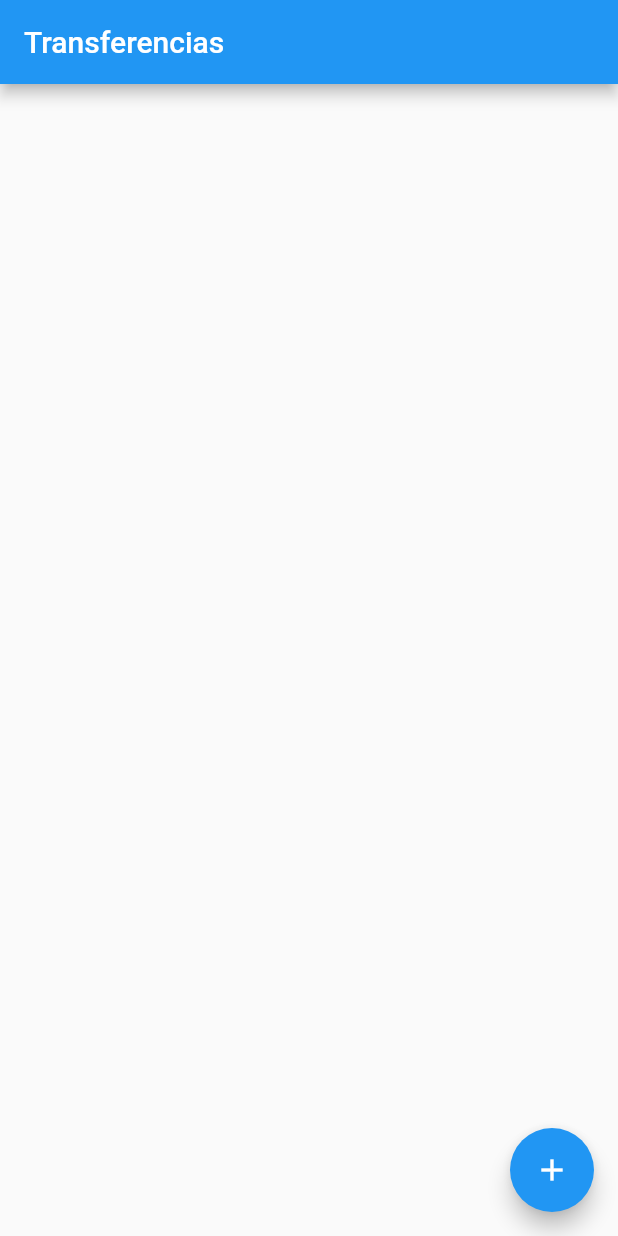
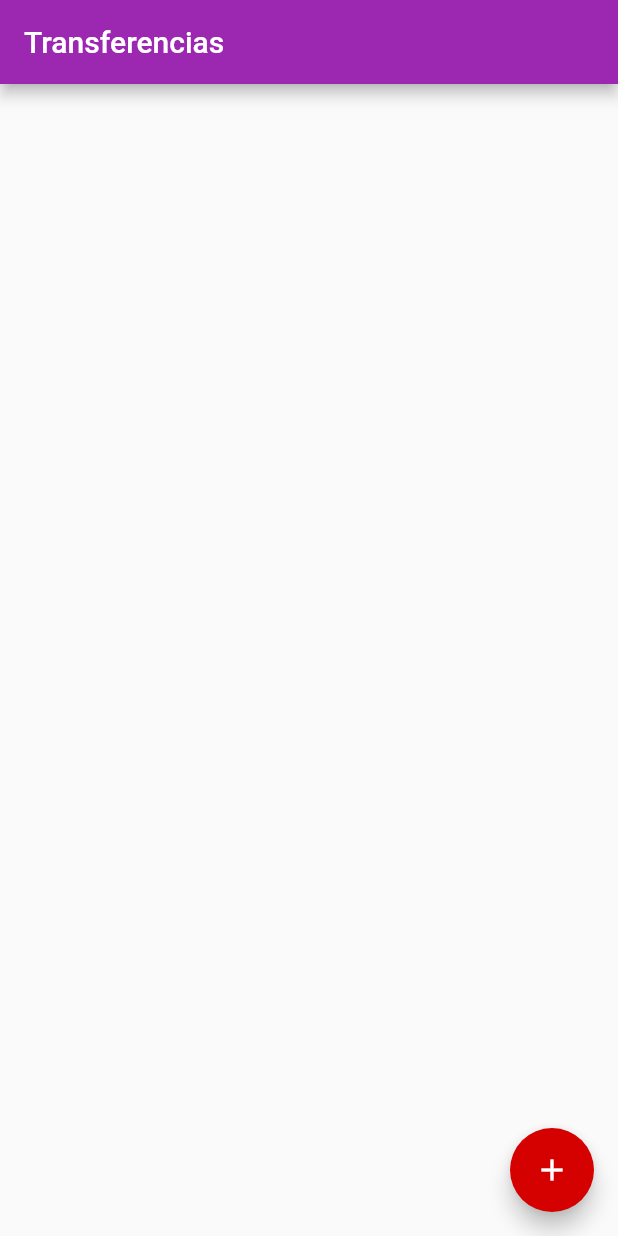
Before and after one commit to dudasc/alura-flutter-fundamentals, a Flutter app: the screen it shows after launch, on a phone screen of 412 x 824 dp. Run offline on Flutter 3.47's test engine with Material 2 defaults, Android fonts, the light colour scheme and no system bars.

Commit message:
feat: themes

```diff
--- a/lib/main.dart
+++ b/lib/main.dart
@@ -8,6 +8,18 @@ class BytebankApp extends StatelessWidget {
   @override
   Widget build(BuildContext context) {
     return MaterialApp(
+      theme: ThemeData(
+        appBarTheme: const AppBarTheme(
+          color: Colors.purple,
+        ),
+        primaryColor: Colors.green[900],
+        // ignore: deprecated_member_use
+        accentColor: Colors.redAccent[700],
+        buttonTheme: ButtonThemeData(
+          buttonColor: Colors.blueAccent[700],
+          textTheme: ButtonTextTheme.accent,
+        ),
+      ),
       home: TransferList(),
     );
   }
```
